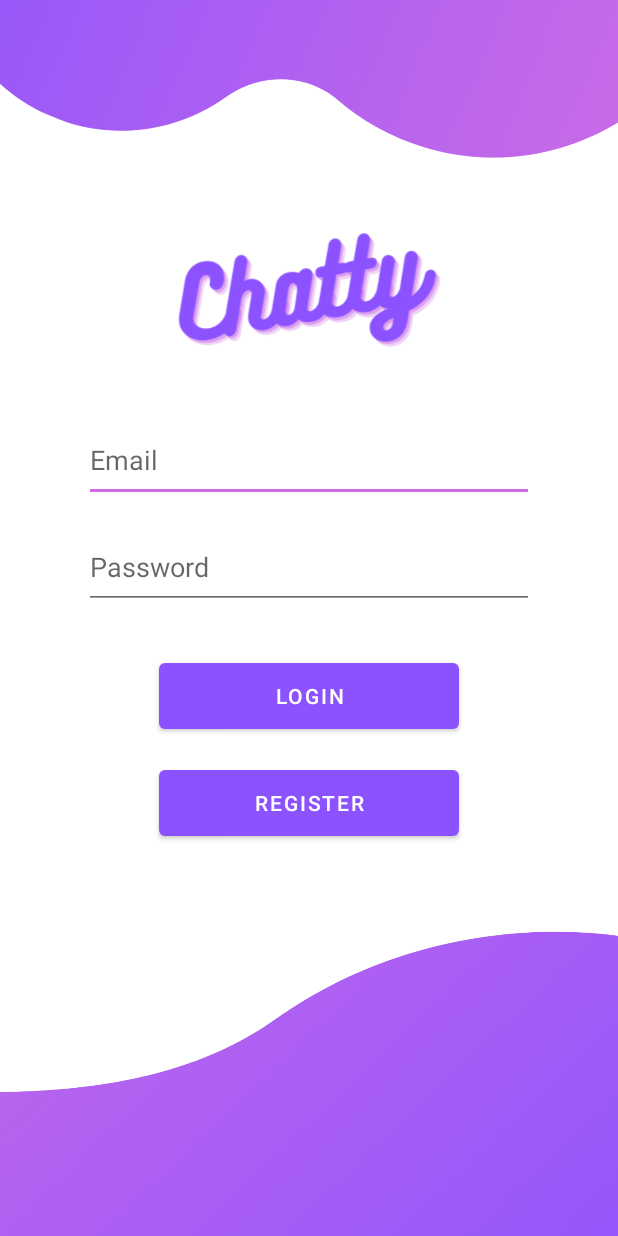
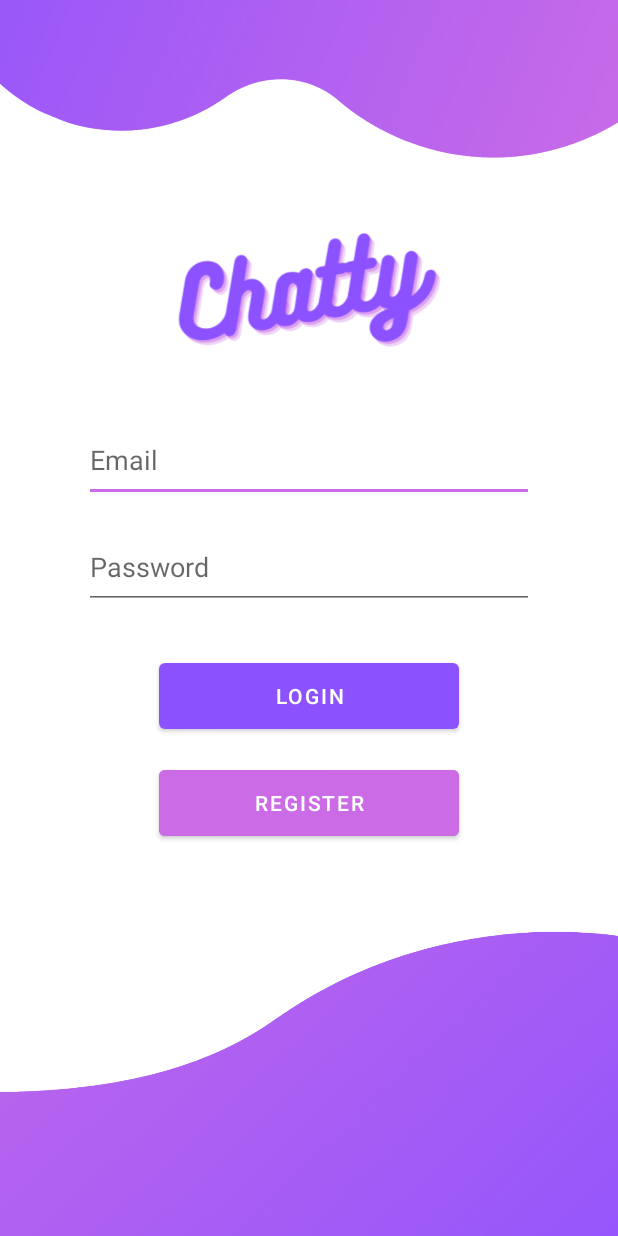
Before and after one commit to MaksymilianKalek/chatty, an Android app: the screen it shows after launch (Login), on a phone screen of 412 x 824 dp. Run offline under Robolectric (Android 15) with nearby library versions, the phone set to English and light mode, and no system bars; our stand-ins replace Firebase (no records; nobody signed in at launch, a user with empty details on screens opened directly).

Commit message:
styling register button

```diff
--- a/app/src/main/res/layout/activity_login.xml
+++ b/app/src/main/res/layout/activity_login.xml
@@ -69,9 +69,10 @@
         android:layout_width="200dp"
         android:layout_height="56dp"
         android:layout_below="@id/loginBtn"
+        android:layout_centerHorizontal="true"
         android:layout_marginTop="15dp"
-        android:text="@string/register"
-        android:layout_centerHorizontal="true"/>
+        android:backgroundTint="@color/secondary"
+        android:text="@string/register" />
 
     <ImageView
         android:id="@+id/downWave"
```
